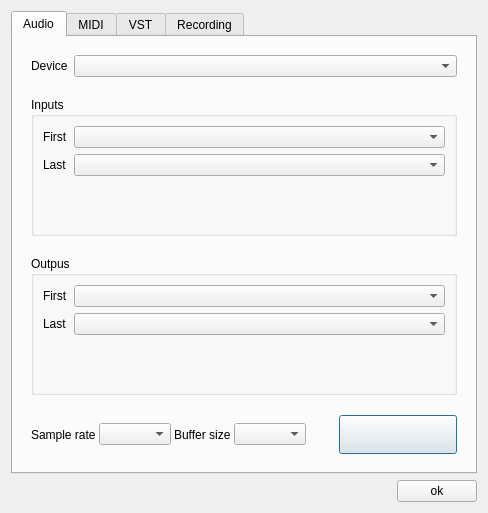
Old version of the form src/gui/PreferencesDialog.ui in the repository elieserdejesus/JamTaba.
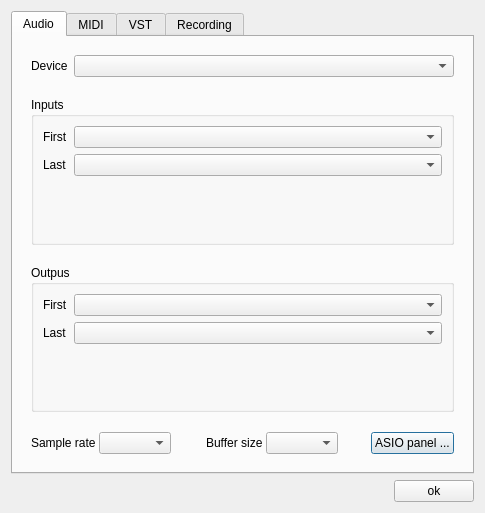
New version of the form. The open tabs and pages were chosen to show the change. Icons and pictures are not drawn.

The edit to the form file:
```diff
--- a/src/gui/PreferencesDialog.ui
+++ b/src/gui/PreferencesDialog.ui
@@ -17,7 +17,7 @@
    <item>
     <widget class="QTabWidget" name="prefsTab">
      <property name="currentIndex">
-      <number>0</number>
+      <number>2</number>
      </property>
      <widget class="QWidget" name="tabAudio">
       <attribute name="title">
@@ -209,26 +209,8 @@
             </item>
             <item>
              <widget class="QPushButton" name="buttonControlPanel">
-              <property name="minimumSize">
-               <size>
-                <width>118</width>
-                <height>0</height>
-               </size>
-              </property>
-              <property name="maximumSize">
-               <size>
-                <width>110</width>
-                <height>39</height>
-               </size>
-              </property>
-              <property name="cursor">
-               <cursorShape>PointingHandCursor</cursorShape>
-              </property>
-              <property name="styleSheet">
-               <string notr="true">background-image: url(:/images/asio.png);</string>
-              </property>
               <property name="text">
-               <string/>
+               <string>ASIO panel ...</string>
               </property>
              </widget>
             </item>
@@ -334,15 +316,21 @@
              </property>
              <item>
               <widget class="QPushButton" name="ButtonVst_Refresh">
+               <property name="toolTip">
+                <string>Scan only new plugins</string>
+               </property>
                <property name="text">
                 <string>Refresh</string>
                </property>
               </widget>
              </item>
              <item>
-              <widget class="QPushButton" name="buttonClearVstCache">
+              <widget class="QPushButton" name="buttonClearVstAndScan">
+               <property name="toolTip">
+                <string>Clear plugins cache and scan all plugin folders</string>
+               </property>
                <property name="text">
-                <string>clear cache</string>
+                <string>Clear and Scan</string>
                </property>
               </widget>
              </item>
```
